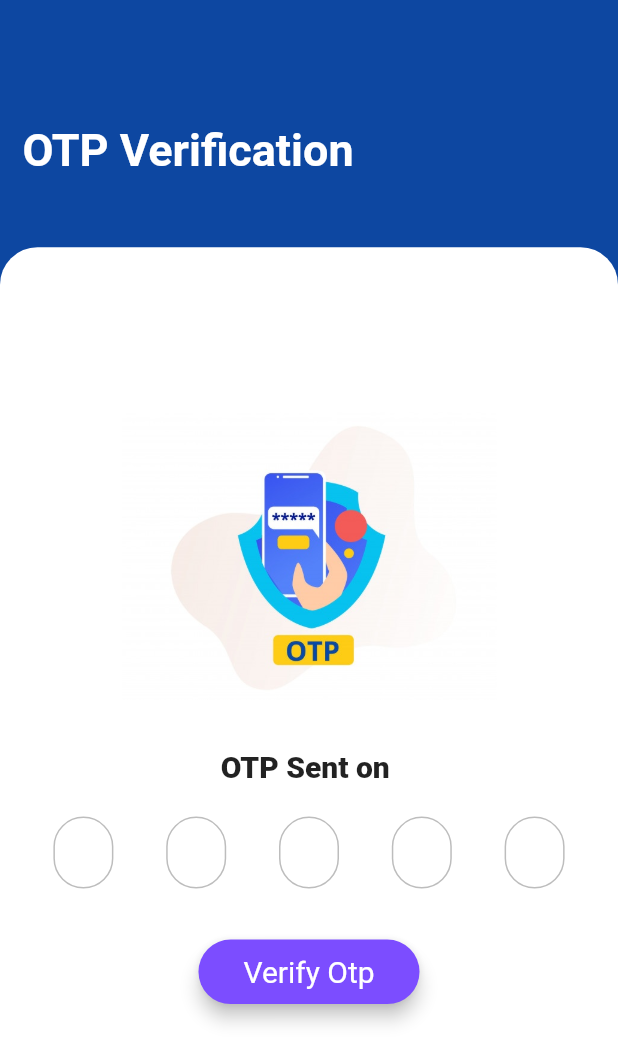
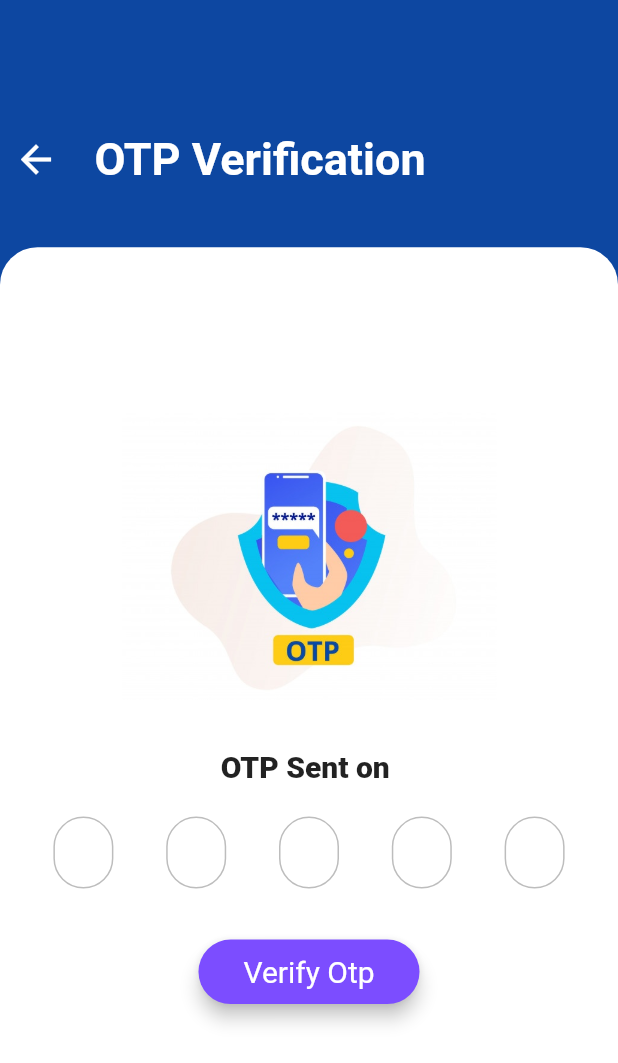
Before and after one commit to Ayushsahu6700/Login-Screen-Bloc, a Flutter app: the otpScreen screen opened directly with empty values, on a phone screen of 412 x 824 dp. Shown: the top 1063 px of the screen. Run offline on Flutter 3.47's test engine with Material 2 defaults, Android fonts, the light colour scheme and no system bars; drawn by our look-alikes of bouncing_widget, otp_text_field, show_up_animation.

Commit message:
improving ui

```diff
--- a/lib/controllers/mobilebloc.dart
+++ b/lib/controllers/mobilebloc.dart
@@ -27,4 +27,8 @@ class MobileBloc {
       mobileSink.add(error);
     });
   }
+  void dispose() {
+    _stateStreamController.close();
+    _eventStreamController.close();
+  }
 }
--- a/lib/controllers/otpController.dart
+++ b/lib/controllers/otpController.dart
@@ -27,4 +27,8 @@ class OtpBloc {
       otpSink.add(error);
     });
   }
+  void dispose() {
+    _stateStreamController.close();
+    _eventStreamController.close();
+  }
 }
--- a/lib/views/otpScreen.dart
+++ b/lib/views/otpScreen.dart
@@ -20,6 +20,7 @@ class _otpScreenState extends State<otpScreen>
   String pin = "";
   late AnimationController controller;
   late Animation animation;
+  late Animation animation2;
   @override
   void initState() {
     // TODO: implement initState
@@ -30,10 +31,19 @@ class _otpScreenState extends State<otpScreen>
     );
     animation =
         CurvedAnimation(parent: controller, curve: Curves.easeInOutBack);
+    animation2 = ColorTween(begin: Colors.black, end: Colors.blue[900])
+        .animate(controller);
     controller.forward();
     controller.addListener(() {
       setState(() {});
     });
+  }
+
+  @override
+  void dispose() {
+    // TODO: implement dispose
+    otpBloc.dispose();
+    super.dispose();
   }
 
   @override
@@ -45,7 +55,7 @@ class _otpScreenState extends State<otpScreen>
             Container(
               width: MediaQuery.of(context).size.width,
               height: MediaQuery.of(context).size.height,
-              color: Colors.blue[900],
+              color: animation2.value,
               child: Column(
                 mainAxisAlignment: MainAxisAlignment.start,
                 crossAxisAlignment: CrossAxisAlignment.start,
@@ -53,7 +63,20 @@ class _otpScreenState extends State<otpScreen>
                   SizedBox(
                     height: MediaQuery.of(context).size.height / 10,
                   ),
-                  Heading(size: 30, text: "OTP Verification"),
+                  Row(
+                    children: [
+                      IconButton(
+                          onPressed: () {
+                            Navigator.pop(context);
+                          },
+                          icon: Icon(
+                            Icons.arrow_back,
+                            color: Colors.white,
+                            size: 30,
+                          )),
+                      Heading(size: 30, text: "OTP Verification"),
+                    ],
+                  ),
                 ],
               ),
             ),
```
Also changed, not shown: lib/views/firstpage.dart (+12 -3 lines).
